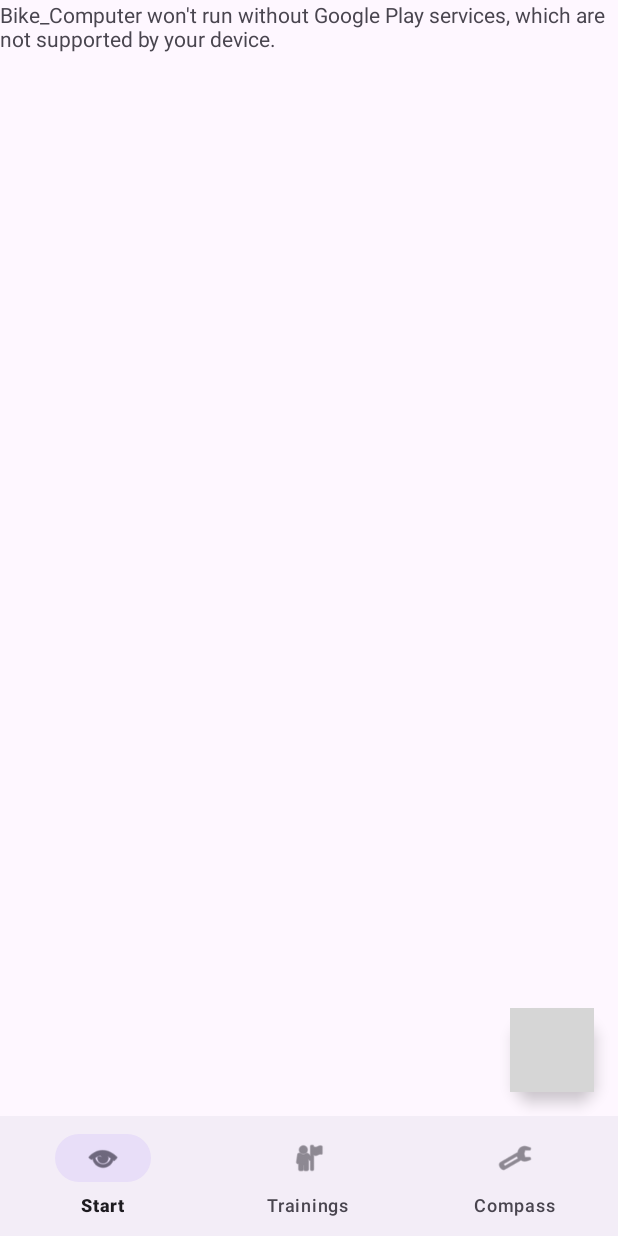
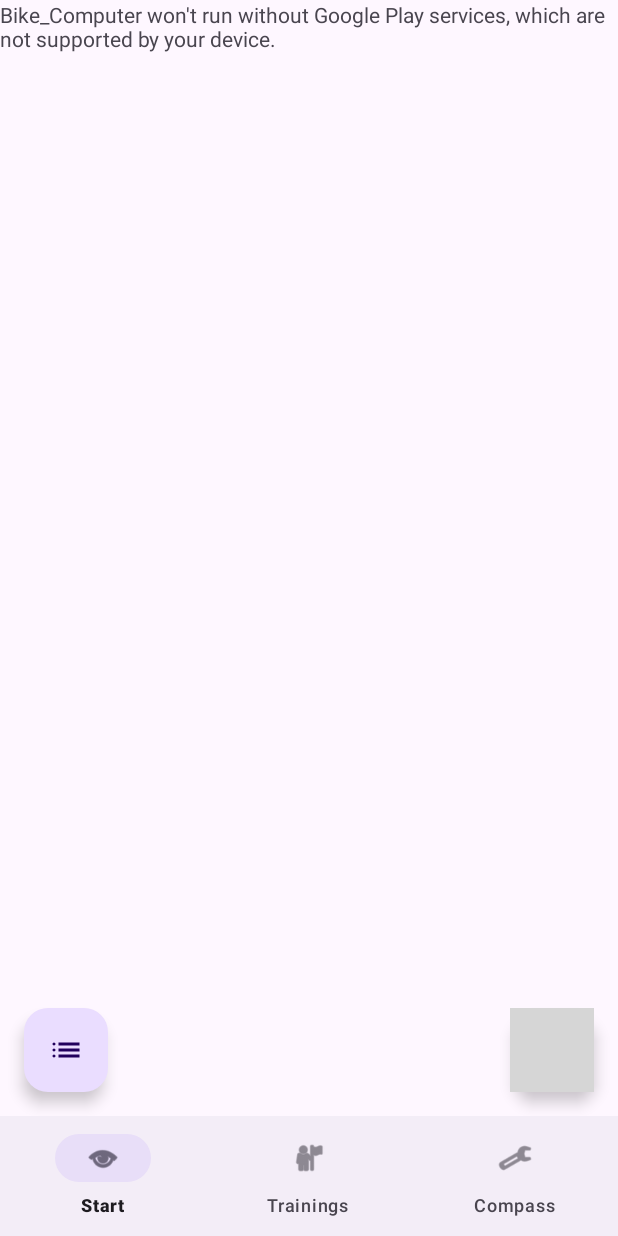
Before and after one commit to NunoReal/BikeComputer, an Android app: the screen it shows after launch (MainActivity), on a phone screen of 412 x 824 dp. Run offline under Robolectric (Android 15) with nearby library versions, the phone set to English and light mode, and no system bars; grey boxes are pictures that could not be loaded.

Commit message:
add new button

```diff
--- /dev/null
+++ b/app/src/main/res/drawable/icon_list.xml
@@ -0,0 +1,9 @@
+<vector xmlns:android="http://schemas.android.com/apk/res/android"
+    android:width="24dp"
+    android:height="24dp"
+    android:viewportWidth="960"
+    android:viewportHeight="960">
+  <path
+      android:pathData="M280,360v-80h560v80L280,360ZM280,520v-80h560v80L280,520ZM280,680v-80h560v80L280,680ZM160,360q-17,0 -28.5,-11.5T120,320q0,-17 11.5,-28.5T160,280q17,0 28.5,11.5T200,320q0,17 -11.5,28.5T160,360ZM160,520q-17,0 -28.5,-11.5T120,480q0,-17 11.5,-28.5T160,440q17,0 28.5,11.5T200,480q0,17 -11.5,28.5T160,520ZM160,680q-17,0 -28.5,-11.5T120,640q0,-17 11.5,-28.5T160,600q17,0 28.5,11.5T200,640q0,17 -11.5,28.5T160,680Z"
+      android:fillColor="#e3e3e3"/>
+</vector>
--- a/app/src/main/res/layout/fragment_maps.xml
+++ b/app/src/main/res/layout/fragment_maps.xml
@@ -10,6 +10,16 @@
         android:layout_height="match_parent" />
 
     <com.google.android.material.floatingactionbutton.FloatingActionButton
+        android:id="@+id/fab_show_data"
+        android:layout_width="wrap_content"
+        android:layout_height="wrap_content"
+        android:layout_gravity="bottom|start"
+        android:layout_margin="16dp"
+        android:contentDescription="Show tracking data"
+        app:srcCompat="@drawable/icon_list" />
+
+
+    <com.google.android.material.floatingactionbutton.FloatingActionButton
         android:id="@+id/floating_action_button"
         android:layout_width="wrap_content"
         android:layout_height="wrap_content"
```
